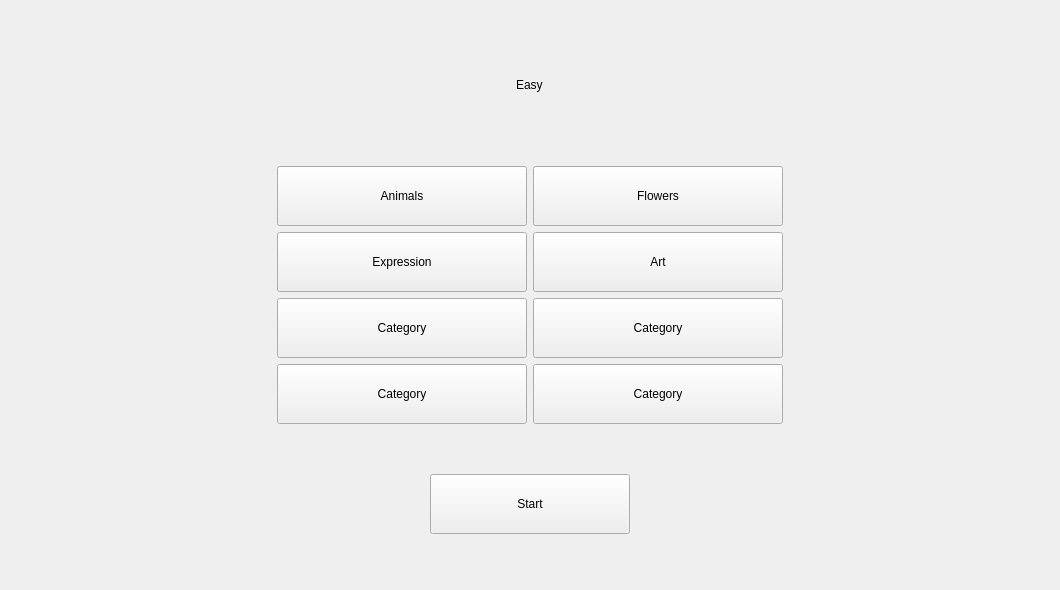
First picture: the form in ui/startingScene.ui, repository alfphy/drawing_game, before the edit.
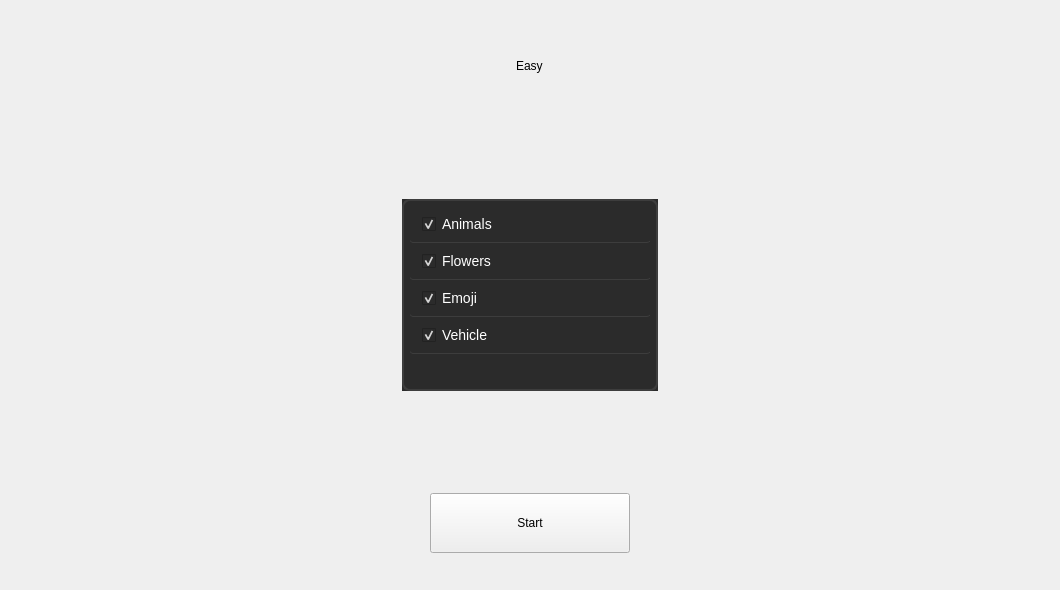
Second picture: the form after the edit. Icons and pictures are not drawn.

What changed in the file:
```diff
--- a/ui/startingScene.ui
+++ b/ui/startingScene.ui
@@ -14,7 +14,11 @@
    <string>Speed Sketch</string>
   </property>
   <property name="windowIcon">
-   <iconset theme="applications-games"/>
+   <iconset theme="applications-games">
+    <normaloff>.</normaloff>.</iconset>
+  </property>
+  <property name="autoFillBackground">
+   <bool>true</bool>
   </property>
   <layout class="QVBoxLayout" name="verticalLayout_2">
    <item>
@@ -38,117 +42,69 @@
      </item>
      <item>
       <layout class="QHBoxLayout" name="horizontalLayout_2">
-       <item>
-        <layout class="QVBoxLayout" name="verticalLayout_4">
-         <item alignment="Qt::AlignRight">
-          <widget class="QPushButton" name="button_animals">
-           <property name="minimumSize">
-            <size>
-             <width>250</width>
-             <height>60</height>
-            </size>
-           </property>
-           <property name="text">
-            <string>Animals</string>
-           </property>
-          </widget>
+       <item alignment="Qt::AlignHCenter|Qt::AlignVCenter">
+        <widget class="QListWidget" name="listwidget_categories">
+         <property name="focusPolicy">
+          <enum>Qt::NoFocus</enum>
+         </property>
+         <property name="autoFillBackground">
+          <bool>true</bool>
+         </property>
+         <property name="styleSheet">
+          <string notr="true">  QListWidget {
+        background-color: #2b2b2b;
+        border: 2px solid #3d3d3d;
+        border-radius: 8px;
+        padding: 5px;
+        color: #ffffff;
+        font-size: 14px;
+    }
+    QListWidget::item {
+        padding: 10px;
+        border-bottom: 1px solid #3d3d3d;
+        border-radius: 4px;
+    }
+    QListWidget::item:hover {
+        background-color: #3d3d3d;
+    }
+QListWidget::item:selected {
+        background-color: #2b2b2b;
+        color: white;
+    }</string>
+         </property>
+         <item>
+          <property name="text">
+           <string>Animals</string>
+          </property>
+          <property name="checkState">
+           <enum>Checked</enum>
+          </property>
          </item>
-         <item alignment="Qt::AlignRight">
-          <widget class="QPushButton" name="button_expression">
-           <property name="minimumSize">
-            <size>
-             <width>250</width>
-             <height>60</height>
-            </size>
-           </property>
-           <property name="text">
-            <string>Expression</string>
-           </property>
-          </widget>
+         <item>
+          <property name="text">
+           <string>Flowers</string>
+          </property>
+          <property name="checkState">
+           <enum>Checked</enum>
+          </property>
          </item>
-         <item alignment="Qt::AlignRight">
-          <widget class="QPushButton" name="pushButton_4">
-           <property name="minimumSize">
-            <size>
-             <width>250</width>
-             <height>60</height>
-            </size>
-           </property>
-           <property name="text">
-            <string>Category</string>
-           </property>
-          </widget>
+         <item>
+          <property name="text">
+           <string>Emoji</string>
+          </property>
+          <property name="checkState">
+           <enum>Checked</enum>
+          </property>
          </item>
-         <item alignment="Qt::AlignRight">
-          <widget class="QPushButton" name="pushButton_3">
-           <property name="minimumSize">
-            <size>
-             <width>250</width>
-             <height>60</height>
-            </size>
-           </property>
-           <property name="text">
-            <string>Category</string>
-           </property>
-          </widget>
+         <item>
+          <property name="text">
+           <string>Vehicle</string>
+          </property>
+          <property name="checkState">
+           <enum>Checked</enum>
+          </property>
          </item>
-        </layout>
-       </item>
-       <item>
-        <layout class="QVBoxLayout" name="verticalLayout_6">
-         <item alignment="Qt::AlignLeft">
-          <widget class="QPushButton" name="button_flowers">
-           <property name="minimumSize">
-            <size>
-             <width>250</width>
-             <height>60</height>
-            </size>
-           </property>
-           <property name="text">
-            <string>Flowers</string>
-           </property>
-          </widget>
-         </item>
-         <item alignment="Qt::AlignLeft">
-          <widget class="QPushButton" name="button_art">
-           <property name="minimumSize">
-            <size>
-             <width>250</width>
-             <height>60</height>
-            </size>
-           </property>
-           <property name="text">
-            <string>Art</string>
-           </property>
-          </widget>
-         </item>
-         <item alignment="Qt::AlignLeft">
-          <widget class="QPushButton" name="pushButton_8">
-           <property name="minimumSize">
-            <size>
-             <width>250</width>
-             <height>60</height>
-            </size>
-           </property>
-           <property name="text">
-            <string>Category</string>
-           </property>
-          </widget>
-         </item>
-         <item alignment="Qt::AlignLeft">
-          <widget class="QPushButton" name="pushButton_6">
-           <property name="minimumSize">
-            <size>
-             <width>250</width>
-             <height>60</height>
-            </size>
-           </property>
-           <property name="text">
-            <string>Category</string>
-           </property>
-          </widget>
-         </item>
-        </layout>
+        </widget>
        </item>
       </layout>
      </item>
```
